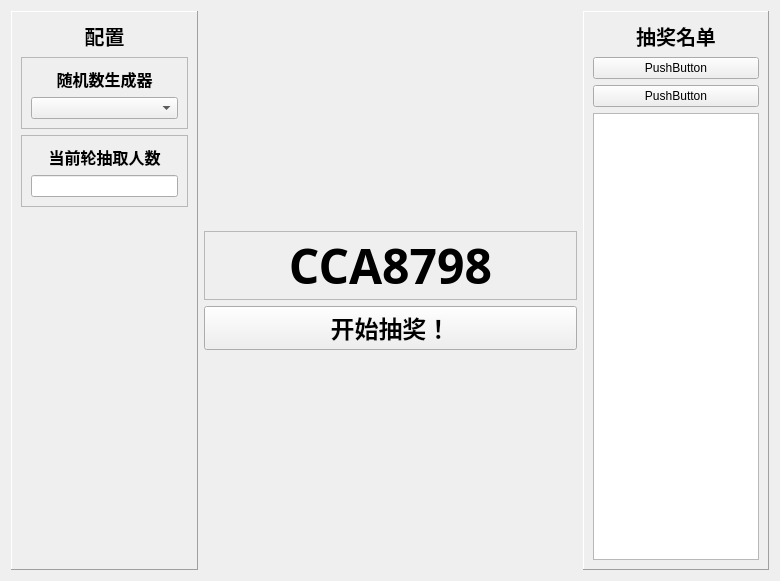
This is src/page_content.ui in CCA8798/Simple_ID_Lottery_ElaVersion as Qt 5 draws it before an edit. The edited form follows.
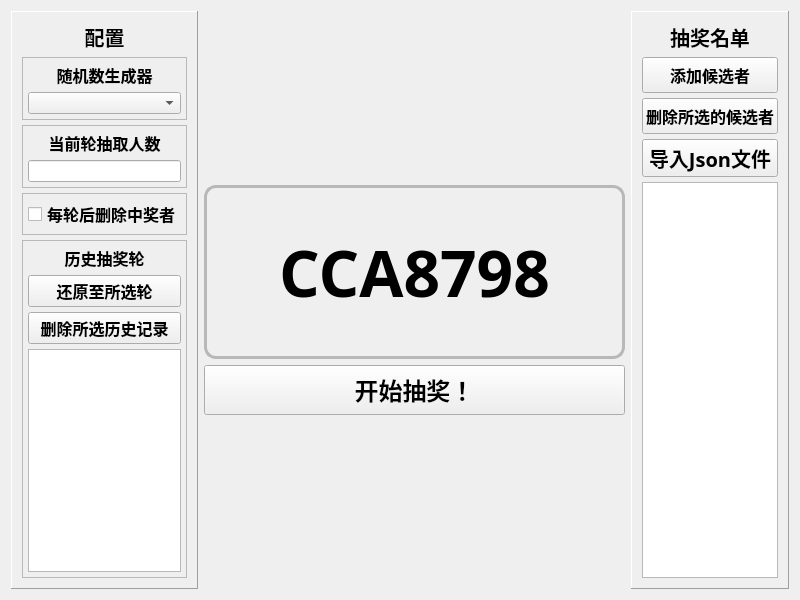
This is the edited form. Custom widgets are drawn as their Qt base class.

Commit message:
全功能抽奖应用：候选人管理、轮盘抽奖动画、历史记录持久化
- 候选人增删、JSON 导入
- 轮盘抽奖动画（先快后慢，结果预确定）
- 可配抽取人数、随机种子（QRandomGenerator / std::mt19937_64）
- 每轮后自动删除中奖者
- 历史记录持久化保存至 saves/history.json，支持还原与删除
- ElaWidgetTools 子模块 Qt 6.12 兼容性补丁
- 引入 nlohmann/json 单头文件库

The edit to the form file:
```diff
--- a/src/page_content.ui
+++ b/src/page_content.ui
@@ -6,13 +6,16 @@
    <rect>
     <x>0</x>
     <y>0</y>
-    <width>780</width>
-    <height>560</height>
+    <width>800</width>
+    <height>600</height>
    </rect>
   </property>
-  <layout class="QHBoxLayout" name="horizontalLayout" stretch="1,2,1">
+  <layout class="QHBoxLayout" name="horizontalLayout" stretch="1,3,1">
    <item>
     <layout class="QVBoxLayout" name="verticalLayout">
+     <property name="spacing">
+      <number>0</number>
+     </property>
      <item>
       <widget class="QFrame" name="frame">
        <property name="frameShape">
@@ -28,6 +31,21 @@
         <number>2</number>
        </property>
        <layout class="QVBoxLayout" name="verticalLayout_5">
+        <property name="spacing">
+         <number>5</number>
+        </property>
+        <property name="leftMargin">
+         <number>10</number>
+        </property>
+        <property name="topMargin">
+         <number>10</number>
+        </property>
+        <property name="rightMargin">
+         <number>10</number>
+        </property>
+        <property name="bottomMargin">
+         <number>10</number>
+        </property>
         <item>
          <widget class="QLabel" name="label_3">
           <property name="font">
@@ -54,8 +72,23 @@
            <enum>QFrame::Shadow::Raised</enum>
           </property>
           <layout class="QVBoxLayout" name="verticalLayout_4">
+           <property name="spacing">
+            <number>5</number>
+           </property>
+           <property name="leftMargin">
+            <number>5</number>
+           </property>
+           <property name="topMargin">
+            <number>5</number>
+           </property>
+           <property name="rightMargin">
+            <number>5</number>
+           </property>
+           <property name="bottomMargin">
+            <number>5</number>
+           </property>
            <item>
-            <widget class="QLabel" name="label_4">
+            <widget class="ElaText" name="mw_lbRandomSeed">
              <property name="font">
               <font>
                <family>杨任东竹石体-Semibold</family>
@@ -86,6 +119,21 @@
            <enum>QFrame::Shadow::Raised</enum>
           </property>
           <layout class="QVBoxLayout" name="verticalLayout_6">
+           <property name="spacing">
+            <number>5</number>
+           </property>
+           <property name="leftMargin">
+            <number>5</number>
+           </property>
+           <property name="topMargin">
+            <number>5</number>
+           </property>
+           <property name="rightMargin">
+            <number>5</number>
+           </property>
+           <property name="bottomMargin">
+            <number>5</number>
+           </property>
            <item>
             <widget class="ElaText" name="label_5">
              <property name="font">
@@ -110,17 +158,132 @@
          </widget>
         </item>
         <item>
-         <spacer name="verticalSpacer_3">
-          <property name="orientation">
-           <enum>Qt::Orientation::Vertical</enum>
+         <widget class="QFrame" name="frame_3">
+          <property name="frameShape">
+           <enum>QFrame::Shape::StyledPanel</enum>
           </property>
-          <property name="sizeHint" stdset="0">
-           <size>
-            <width>20</width>
-            <height>40</height>
-           </size>
+          <property name="frameShadow">
+           <enum>QFrame::Shadow::Raised</enum>
           </property>
-         </spacer>
+          <layout class="QVBoxLayout" name="verticalLayout_8">
+           <property name="spacing">
+            <number>5</number>
+           </property>
+           <property name="leftMargin">
+            <number>5</number>
+           </property>
+           <property name="topMargin">
+            <number>5</number>
+           </property>
+           <property name="rightMargin">
+            <number>5</number>
+           </property>
+           <property name="bottomMargin">
+            <number>5</number>
+           </property>
+           <item>
+            <widget class="ElaCheckBox" name="mw_ckbDeleteAfterRound">
+             <property name="font">
+              <font>
+               <family>杨任东竹石体-Semibold</family>
+               <pointsize>12</pointsize>
+               <bold>true</bold>
+              </font>
+             </property>
+             <property name="text">
+              <string>每轮后删除中奖者</string>
+             </property>
+            </widget>
+           </item>
+          </layout>
+         </widget>
+        </item>
+        <item>
+         <widget class="QFrame" name="frame_4">
+          <property name="frameShape">
+           <enum>QFrame::Shape::StyledPanel</enum>
+          </property>
+          <property name="frameShadow">
+           <enum>QFrame::Shadow::Raised</enum>
+          </property>
+          <layout class="QVBoxLayout" name="verticalLayout_9">
+           <property name="spacing">
+            <number>5</number>
+           </property>
+           <property name="leftMargin">
+            <number>5</number>
+           </property>
+           <property name="topMargin">
+            <number>5</number>
+           </property>
+           <property name="rightMargin">
+            <number>5</number>
+           </property>
+           <property name="bottomMargin">
+            <number>5</number>
+           </property>
+           <item>
+            <widget class="ElaText" name="mw_lbHistoryLottery">
+             <property name="font">
+              <font>
+               <family>杨任东竹石体-Semibold</family>
+               <pointsize>12</pointsize>
+               <bold>true</bold>
+              </font>
+             </property>
+             <property name="text">
+              <string>历史抽奖轮</string>
+             </property>
+             <property name="alignment">
+              <set>Qt::AlignmentFlag::AlignCenter</set>
+             </property>
+            </widget>
+           </item>
+           <item>
+             <widget class="ElaPushButton" name="mw_btnReverseToSeletion">
+              <property name="sizePolicy">
+               <sizepolicy hsizetype="Minimum" vsizetype="Minimum">
+                <horstretch>0</horstretch>
+                <verstretch>0</verstretch>
+               </sizepolicy>
+              </property>
+              <property name="font">
+               <font>
+                <family>杨任东竹石体-Semibold</family>
+                <pointsize>12</pointsize>
+                <bold>true</bold>
+               </font>
+              </property>
+              <property name="text">
+               <string>还原至所选轮</string>
+              </property>
+             </widget>
+            </item>
+            <item>
+             <widget class="ElaPushButton" name="mw_btnDeleteHistory">
+              <property name="sizePolicy">
+               <sizepolicy hsizetype="Minimum" vsizetype="Minimum">
+                <horstretch>0</horstretch>
+                <verstretch>0</verstretch>
+               </sizepolicy>
+              </property>
+              <property name="font">
+               <font>
+                <family>杨任东竹石体-Semibold</family>
+                <pointsize>12</pointsize>
+                <bold>true</bold>
+               </font>
+              </property>
+              <property name="text">
+               <string>删除所选历史记录</string>
+              </property>
+             </widget>
+            </item>
+           <item>
+            <widget class="ElaListView" name="mw_lvReverseToSelection"/>
+           </item>
+          </layout>
+         </widget>
         </item>
        </layout>
       </widget>
@@ -134,25 +297,28 @@
        <property name="orientation">
         <enum>Qt::Orientation::Vertical</enum>
        </property>
-       <property name="sizeType">
-        <enum>QSizePolicy::Policy::MinimumExpanding</enum>
-       </property>
        <property name="sizeHint" stdset="0">
         <size>
          <width>20</width>
-         <height>220</height>
+         <height>40</height>
         </size>
        </property>
       </spacer>
      </item>
      <item>
-      <widget class="ElaText" name="label">
-       <property name="font">
-        <font>
-         <family>杨任东竹石体-Semibold</family>
-         <pointsize>36</pointsize>
-         <bold>true</bold>
-        </font>
+      <widget class="QFrame" name="wheelFrame">
+       <property name="sizePolicy">
+        <sizepolicy hsizetype="Expanding" vsizetype="Expanding">
+         <horstretch>0</horstretch>
+         <verstretch>0</verstretch>
+        </sizepolicy>
+       </property>
+       <property name="styleSheet">
+        <string notr="true">QFrame#wheelFrame {
+   background-color: palette(window);
+   border: 3px solid palette(mid);
+   border-radius: 12px;
+}</string>
        </property>
        <property name="frameShape">
         <enum>QFrame::Shape::StyledPanel</enum>
@@ -161,21 +327,84 @@
         <enum>QFrame::Shadow::Raised</enum>
        </property>
        <property name="lineWidth">
-        <number>2</number>
+        <number>3</number>
        </property>
-       <property name="midLineWidth">
-        <number>5</number>
-       </property>
-       <property name="text">
-        <string>CCA8798</string>
-       </property>
-       <property name="alignment">
-        <set>Qt::AlignmentFlag::AlignCenter</set>
-       </property>
+       <layout class="QVBoxLayout" name="verticalLayout_7">
+        <property name="spacing">
+         <number>0</number>
+        </property>
+        <property name="leftMargin">
+         <number>0</number>
+        </property>
+        <property name="topMargin">
+         <number>0</number>
+        </property>
+        <property name="rightMargin">
+         <number>0</number>
+        </property>
+        <property name="bottomMargin">
+         <number>0</number>
+        </property>
+        <item>
+         <spacer name="verticalSpacer_4">
+          <property name="orientation">
+           <enum>Qt::Orientation::Vertical</enum>
+          </property>
+          <property name="sizeHint" stdset="0">
+           <size>
+            <width>20</width>
+            <height>40</height>
+           </size>
+          </property>
+         </spacer>
+        </item>
+        <item>
+         <widget class="ElaText" name="mw_lt_lbLotteryMainWidget">
+          <property name="sizePolicy">
+           <sizepolicy hsizetype="Expanding" vsizetype="Expanding">
+            <horstretch>0</horstretch>
+            <verstretch>0</verstretch>
+           </sizepolicy>
+          </property>
+          <property name="font">
+           <font>
+            <family>杨任东竹石体-Semibold</family>
+            <pointsize>48</pointsize>
+            <bold>true</bold>
+           </font>
+          </property>
+          <property name="text">
+           <string>CCA8798</string>
+          </property>
+          <property name="alignment">
+           <set>Qt::AlignmentFlag::AlignCenter</set>
+          </property>
+         </widget>
+        </item>
+        <item>
+         <spacer name="verticalSpacer_5">
+          <property name="orientation">
+           <enum>Qt::Orientation::Vertical</enum>
+          </property>
+          <property name="sizeHint" stdset="0">
+           <size>
+            <width>20</width>
+            <height>40</height>
+           </size>
+          </property>
+         </spacer>
+        </item>
+       </layout>
       </widget>
      </item>
      <item>
-      <widget class="ElaPushButton" name="pushButton_3">
+      <widget class="ElaPushButton" name="mw_btnStartLottery">
+       <property name="minimumSize">
+        <size>
+         <width>0</width>
+         <height>50</height>
+        </size>
+       </property>
        <property name="font">
         <font>
          <family>杨任东竹石体-Semibold</family>
@@ -193,13 +422,10 @@
        <property name="orientation">
         <enum>Qt::Orientation::Vertical</enum>
        </property>
-       <property name="sizeType">
-        <enum>QSizePolicy::Policy::MinimumExpanding</enum>
-       </property>
        <property name="sizeHint" stdset="0">
         <size>
          <width>20</width>
-         <height>220</height>
+         <height>40</height>
         </size>
        </property>
       </spacer>
@@ -224,8 +450,29 @@
       <number>2</number>
      </property>
      <layout class="QVBoxLayout" name="verticalLayout_3">
+      <property name="spacing">
+       <number>5</number>
+      </property>
+      <property name="leftMargin">
+       <number>10</number>
+      </property>
+      <property name="topMargin">
+       <number>10</number>
+      </property>
+      <property name="rightMargin">
+       <number>10</number>
+      </property>
+      <property name="bottomMargin">
+       <number>10</number>
+      </property>
       <item>
-       <widget class="ElaText" name="label_2">
+       <widget class="ElaText" name="mw_lbPeopleList">
+        <property name="sizePolicy">
+         <sizepolicy hsizetype="Preferred" vsizetype="Fixed">
+          <horstretch>0</horstretch>
+          <verstretch>0</verstretch>
+         </sizepolicy>
+        </property>
         <property name="font">
          <font>
           <family>杨任东竹石体-Semibold</family>
@@ -242,21 +489,73 @@
        </widget>
       </item>
       <item>
-       <widget class="ElaPushButton" name="pushButton">
+       <widget class="ElaPushButton" name="mw_btnAddPerson">
+        <property name="sizePolicy">
+         <sizepolicy hsizetype="Minimum" vsizetype="Fixed">
+          <horstretch>0</horstretch>
+          <verstretch>0</verstretch>
+         </sizepolicy>
+        </property>
+        <property name="minimumSize">
+         <size>
+          <width>0</width>
+          <height>36</height>
+         </size>
+        </property>
+        <property name="font">
+         <font>
+          <family>杨任东竹石体-Semibold</family>
+          <pointsize>12</pointsize>
+          <bold>true</bold>
+         </font>
+        </property>
         <property name="text">
-         <string>PushButton</string>
+         <string>添加候选者</string>
         </property>
        </widget>
       </item>
       <item>
-       <widget class="QPushButton" name="pushButton_4">
+       <widget class="ElaPushButton" name="mw_btnDeletePerson">
+        <property name="sizePolicy">
+         <sizepolicy hsizetype="Minimum" vsizetype="Fixed">
+          <horstretch>0</horstretch>
+          <verstretch>0</verstretch>
+         </sizepolicy>
+        </property>
+        <property name="minimumSize">
+         <size>
+          <width>0</width>
+          <height>36</height>
+         </size>
+        </property>
+        <property name="font">
+         <font>
+          <family>杨任东竹石体-Semibold</family>
+          <pointsize>12</pointsize>
+          <bold>true</bold>
+         </font>
+        </property>
         <property name="text">
-         <string>PushButton</string>
+         <string>删除所选的候选者</string>
         </property>
        </widget>
       </item>
       <item>
-       <widget class="ElaListView" name="listView"/>
+       <widget class="ElaPushButton" name="mw_btnImportJson">
+        <property name="font">
+         <font>
+          <family>杨任东竹石体</family>
+          <pointsize>15</pointsize>
+          <bold>true</bold>
+         </font>
+        </property>
+        <property name="text">
+         <string>导入Json文件</string>
+        </property>
+       </widget>
+      </item>
+      <item>
+       <widget class="ElaListView" name="mw_lvPeopleList"/>
       </item>
      </layout>
     </widget>
@@ -264,16 +563,16 @@
   </layout>
  </widget>
  <customwidgets>
-  <customwidget>
-   <class>ElaListView</class>
-   <extends>QListView</extends>
-   <header location="global">ElaListView.h</header>
-  </customwidget>
   <customwidget>
    <class>ElaText</class>
    <extends>QLabel</extends>
    <header location="global">ElaText.h</header>
   </customwidget>
+  <customwidget>
+   <class>ElaListView</class>
+   <extends>QListView</extends>
+   <header location="global">ElaListView.h</header>
+  </customwidget>
   <customwidget>
    <class>ElaPushButton</class>
    <extends>QPushButton</extends>
@@ -289,6 +588,11 @@
    <extends>QLineEdit</extends>
    <header location="global">ElaLineEdit.h</header>
   </customwidget>
+  <customwidget>
+   <class>ElaCheckBox</class>
+   <extends>QCheckBox</extends>
+   <header location="global">ElaCheckBox.h</header>
+  </customwidget>
  </customwidgets>
  <resources/>
  <connections/>
```
Left out of the diff: 8 changed lines with no effect on the pictures. The commit also changes 38 other files.
